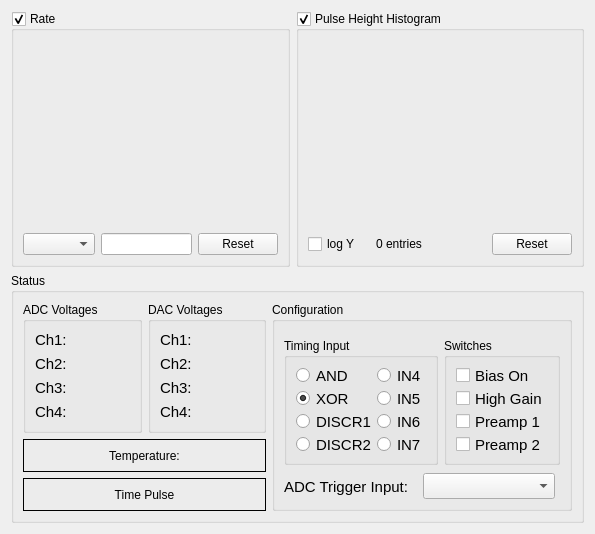
The window that muondetector-gui/src/main/status.ui (MuonPi/muondetector) describes before a commit, drawn with Qt 5.
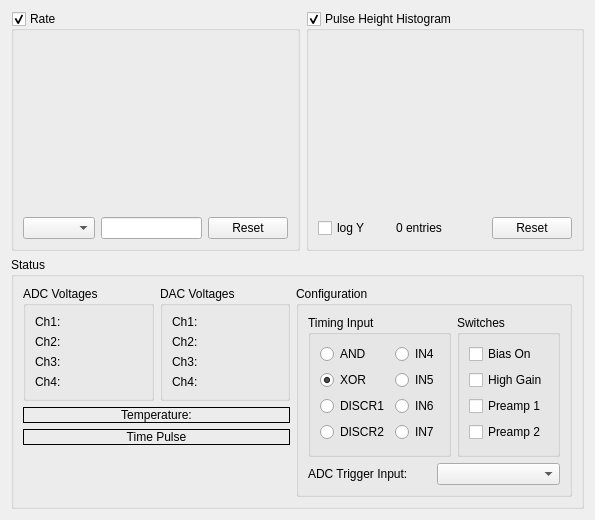
The same window after the commit. Custom widgets are drawn as their Qt base class.

Commit message: - Finalized cleanup of GUI for now. Calib-tab and parametermonitor tab are now much more presentable. - Started moving of calib scan functionality to new dialog window (CalibScanDialog)...work in progress. - Modified layout and optics of many elements (cosmetics).

Patch:
```diff
--- a/muondetector-gui/src/main/status.ui
+++ b/muondetector-gui/src/main/status.ui
@@ -7,7 +7,7 @@
     <x>0</x>
     <y>0</y>
     <width>595</width>
-    <height>534</height>
+    <height>520</height>
    </rect>
   </property>
   <property name="sizePolicy">
@@ -25,10 +25,8 @@
   <property name="windowTitle">
    <string>Form</string>
   </property>
-  <layout class="QGridLayout" name="gridLayout_6">
+  <layout class="QGridLayout" name="gridLayout_7">
    <item row="0" column="0">
-    <layout class="QHBoxLayout" name="horizontalLayout_2">
-     <item>
       <widget class="QGroupBox" name="ratePlotGroupBox">
        <property name="sizePolicy">
         <sizepolicy hsizetype="MinimumExpanding" vsizetype="Preferred">
@@ -75,7 +73,7 @@
        </layout>
       </widget>
      </item>
-     <item>
+   <item row="0" column="1">
       <widget class="QGroupBox" name="pulseHeightHistogramGroupBox">
        <property name="sizePolicy">
         <sizepolicy hsizetype="MinimumExpanding" vsizetype="Preferred">
@@ -130,7 +128,7 @@
          <widget class="QLabel" name="PulseHeightHistogramEntriesLabel">
           <property name="minimumSize">
            <size>
-            <width>110</width>
+          <width>90</width>
             <height>0</height>
            </size>
           </property>
@@ -149,9 +147,7 @@
        </layout>
       </widget>
      </item>
-    </layout>
-   </item>
-   <item row="1" column="0">
+   <item row="1" column="0" colspan="2">
     <widget class="QGroupBox" name="statusValuesGroupBox">
      <property name="enabled">
       <bool>true</bool>
@@ -164,32 +160,32 @@
      </property>
      <property name="minimumSize">
       <size>
-       <width>350</width>
-       <height>250</height>
+       <width>0</width>
+       <height>0</height>
       </size>
      </property>
      <property name="maximumSize">
       <size>
        <width>16777215</width>
-       <height>260</height>
+       <height>16777215</height>
       </size>
      </property>
      <property name="title">
       <string>Status</string>
      </property>
-     <layout class="QGridLayout" name="gridLayout_4">
+     <layout class="QGridLayout" name="gridLayout_6">
       <item row="0" column="0">
        <widget class="QGroupBox" name="ADCGroupBox">
         <property name="minimumSize">
          <size>
-          <width>100</width>
-          <height>120</height>
+          <width>0</width>
+          <height>0</height>
          </size>
         </property>
         <property name="maximumSize">
          <size>
           <width>16777215</width>
-          <height>190</height>
+          <height>16777215</height>
          </size>
         </property>
         <property name="title">
@@ -200,7 +196,7 @@
           <widget class="QLabel" name="ADCLabel1">
            <property name="font">
             <font>
-             <pointsize>11</pointsize>
+             <pointsize>9</pointsize>
             </font>
            </property>
            <property name="text">
@@ -212,7 +208,7 @@
           <widget class="QLabel" name="ADCLabel2">
            <property name="font">
             <font>
-             <pointsize>11</pointsize>
+             <pointsize>9</pointsize>
             </font>
            </property>
            <property name="text">
@@ -224,7 +220,7 @@
           <widget class="QLabel" name="ADCLabel3">
            <property name="font">
             <font>
-             <pointsize>11</pointsize>
+             <pointsize>9</pointsize>
             </font>
            </property>
            <property name="text">
@@ -236,7 +232,7 @@
           <widget class="QLabel" name="ADCLabel4">
            <property name="font">
             <font>
-             <pointsize>11</pointsize>
+             <pointsize>9</pointsize>
             </font>
            </property>
            <property name="text">
@@ -251,14 +247,14 @@
        <widget class="QGroupBox" name="DACGroupBox">
         <property name="minimumSize">
          <size>
-          <width>100</width>
-          <height>120</height>
+          <width>0</width>
+          <height>0</height>
          </size>
         </property>
         <property name="maximumSize">
          <size>
           <width>16777215</width>
-          <height>190</height>
+          <height>16777215</height>
          </size>
         </property>
         <property name="title">
@@ -269,7 +265,7 @@
           <widget class="QLabel" name="DACLabel1">
            <property name="font">
             <font>
-             <pointsize>11</pointsize>
+             <pointsize>9</pointsize>
             </font>
            </property>
            <property name="text">
@@ -281,7 +277,7 @@
           <widget class="QLabel" name="DACLabel2">
            <property name="font">
             <font>
-             <pointsize>11</pointsize>
+             <pointsize>9</pointsize>
             </font>
            </property>
            <property name="text">
@@ -293,7 +289,7 @@
           <widget class="QLabel" name="DACLabel3">
            <property name="font">
             <font>
-             <pointsize>11</pointsize>
+             <pointsize>9</pointsize>
             </font>
            </property>
            <property name="text">
@@ -305,7 +301,7 @@
           <widget class="QLabel" name="DACLabel4">
            <property name="font">
             <font>
-             <pointsize>11</pointsize>
+             <pointsize>9</pointsize>
             </font>
            </property>
            <property name="text">
@@ -316,7 +312,7 @@
         </layout>
        </widget>
       </item>
-      <item row="0" column="2" rowspan="3">
+      <item row="0" column="2" rowspan="4">
        <widget class="QGroupBox" name="switchesGroupBox">
         <property name="sizePolicy">
          <sizepolicy hsizetype="Preferred" vsizetype="Minimum">
@@ -326,30 +322,21 @@
         </property>
         <property name="minimumSize">
          <size>
-          <width>300</width>
-          <height>190</height>
+          <width>0</width>
+          <height>0</height>
          </size>
         </property>
         <property name="maximumSize">
          <size>
           <width>16777215</width>
-          <height>250</height>
+          <height>16777215</height>
          </size>
         </property>
         <property name="title">
          <string>Configuration</string>
         </property>
-        <widget class="QWidget" name="layoutWidget">
-         <property name="geometry">
-          <rect>
-           <x>12</x>
-           <y>36</y>
-           <width>276</width>
-           <height>127</height>
-          </rect>
-         </property>
-         <layout class="QHBoxLayout" name="horizontalLayout_3">
-          <item>
+        <layout class="QGridLayout" name="gridLayout_4">
+         <item row="0" column="0">
            <widget class="QGroupBox" name="InputSelectGroupBox">
             <property name="sizePolicy">
              <sizepolicy hsizetype="Preferred" vsizetype="Preferred">
@@ -359,14 +346,14 @@
             </property>
             <property name="minimumSize">
              <size>
-              <width>135</width>
-              <height>120</height>
+             <width>0</width>
+             <height>0</height>
              </size>
             </property>
             <property name="maximumSize">
              <size>
               <width>16777215</width>
-              <height>200</height>
+             <height>16777215</height>
              </size>
             </property>
             <property name="title">
@@ -380,7 +367,7 @@
               <widget class="QRadioButton" name="InputSelectRadioButton0">
                <property name="font">
                 <font>
-                 <pointsize>11</pointsize>
+                <pointsize>9</pointsize>
                 </font>
                </property>
                <property name="text">
@@ -395,7 +382,7 @@
               <widget class="QRadioButton" name="InputSelectRadioButton4">
                <property name="font">
                 <font>
-                 <pointsize>11</pointsize>
+                <pointsize>9</pointsize>
                 </font>
                </property>
                <property name="text">
@@ -410,7 +397,7 @@
               <widget class="QRadioButton" name="InputSelectRadioButton1">
                <property name="font">
                 <font>
-                 <pointsize>11</pointsize>
+                <pointsize>9</pointsize>
                 </font>
                </property>
                <property name="text">
@@ -425,7 +412,7 @@
               <widget class="QRadioButton" name="InputSelectRadioButton5">
                <property name="font">
                 <font>
-                 <pointsize>11</pointsize>
+                <pointsize>9</pointsize>
                 </font>
                </property>
                <property name="text">
@@ -440,7 +427,7 @@
               <widget class="QRadioButton" name="InputSelectRadioButton2">
                <property name="font">
                 <font>
-                 <pointsize>11</pointsize>
+                <pointsize>9</pointsize>
                 </font>
                </property>
                <property name="text">
@@ -455,7 +442,7 @@
               <widget class="QRadioButton" name="InputSelectRadioButton6">
                <property name="font">
                 <font>
-                 <pointsize>11</pointsize>
+                <pointsize>9</pointsize>
                 </font>
                </property>
                <property name="text">
@@ -470,7 +457,7 @@
               <widget class="QRadioButton" name="InputSelectRadioButton3">
                <property name="font">
                 <font>
-                 <pointsize>11</pointsize>
+                <pointsize>9</pointsize>
                 </font>
                </property>
                <property name="text">
@@ -485,7 +472,7 @@
               <widget class="QRadioButton" name="InputSelectRadioButton7">
                <property name="font">
                 <font>
-                 <pointsize>11</pointsize>
+                <pointsize>9</pointsize>
                 </font>
                </property>
                <property name="text">
@@ -499,18 +486,18 @@
             </layout>
            </widget>
           </item>
-          <item>
+         <item row="0" column="1">
            <widget class="QGroupBox" name="groupBox">
             <property name="minimumSize">
              <size>
               <width>0</width>
-              <height>120</height>
+             <height>0</height>
              </size>
             </property>
             <property name="maximumSize">
              <size>
               <width>16777215</width>
-              <height>200</height>
+             <height>16777215</height>
              </size>
             </property>
             <property name="title">
@@ -521,7 +508,7 @@
               <widget class="QCheckBox" name="biasEnableCheckBox">
                <property name="font">
                 <font>
-                 <pointsize>11</pointsize>
+                <pointsize>9</pointsize>
                 </font>
                </property>
                <property name="text">
@@ -536,7 +523,7 @@
               <widget class="QCheckBox" name="highGainCheckBox">
                <property name="font">
                 <font>
-                 <pointsize>11</pointsize>
+                <pointsize>9</pointsize>
                 </font>
                </property>
                <property name="text">
@@ -548,7 +535,7 @@
               <widget class="QCheckBox" name="preamp1CheckBox">
                <property name="font">
                 <font>
-                 <pointsize>11</pointsize>
+                <pointsize>9</pointsize>
                 </font>
                </property>
                <property name="text">
@@ -560,7 +547,7 @@
               <widget class="QCheckBox" name="preamp2CheckBox">
                <property name="font">
                 <font>
-                 <pointsize>11</pointsize>
+                <pointsize>9</pointsize>
                 </font>
                </property>
                <property name="text">
@@ -571,23 +558,13 @@
             </layout>
            </widget>
           </item>
-         </layout>
-        </widget>
-        <widget class="QWidget" name="layoutWidget">
-         <property name="geometry">
-          <rect>
-           <x>12</x>
-           <y>169</y>
-           <width>271</width>
-           <height>31</height>
-          </rect>
-         </property>
+         <item row="1" column="0" colspan="2">
          <layout class="QHBoxLayout" name="horizontalLayout">
           <item>
            <widget class="QLabel" name="label">
             <property name="font">
              <font>
-              <pointsize>11</pointsize>
+               <pointsize>9</pointsize>
              </font>
             </property>
             <property name="text">
@@ -599,13 +576,14 @@
            <widget class="QComboBox" name="triggerSelectionComboBox">
             <property name="font">
              <font>
-              <pointsize>11</pointsize>
+               <pointsize>9</pointsize>
              </font>
             </property>
            </widget>
           </item>
          </layout>
-        </widget>
+         </item>
+        </layout>
        </widget>
       </item>
       <item row="1" column="0" colspan="2">
@@ -634,24 +612,37 @@
         </property>
        </widget>
       </item>
+      <item row="3" column="0">
+       <spacer name="verticalSpacer">
+        <property name="orientation">
+         <enum>Qt::Vertical</enum>
+        </property>
+        <property name="sizeHint" stdset="0">
+         <size>
+          <width>20</width>
+          <height>46</height>
+         </size>
+        </property>
+       </spacer>
+      </item>
      </layout>
     </widget>
    </item>
   </layout>
  </widget>
  <customwidgets>
-  <customwidget>
-   <class>PlotCustom</class>
-   <extends>QWidget</extends>
-   <header>plotcustom.h</header>
-   <container>1</container>
-  </customwidget>
   <customwidget>
    <class>CustomHistogram</class>
    <extends>QWidget</extends>
    <header>custom_histogram_widget.h</header>
    <container>1</container>
   </customwidget>
+  <customwidget>
+   <class>PlotCustom</class>
+   <extends>QWidget</extends>
+   <header>plotcustom.h</header>
+   <container>1</container>
+  </customwidget>
  </customwidgets>
  <resources/>
  <connections/>
```
Left out of the diff: 14 changed lines with no effect on the pictures. Lines whose indentation alone changed are shown as unchanged. The commit also changes 16 other files.
